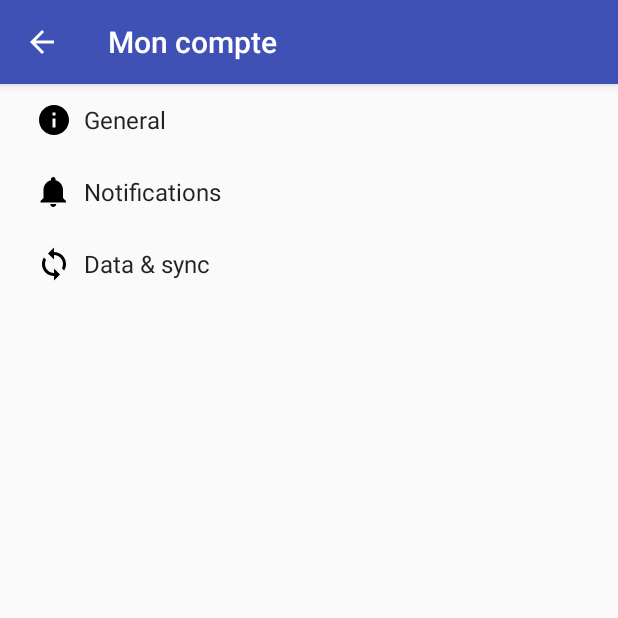
After one commit to alexisDubus/Nibral2, an Android app: the MonCompte screen opened directly, with no data from a screen before it, on a phone screen of 412 x 824 dp, the top half of it. The commit adds this screen. Run offline under Robolectric (Android 15) with nearby library versions, the phone set to English and light mode, and no system bars.

Commit message:
rajout d'une activité

```diff
--- a/app/build.gradle
+++ b/app/build.gradle
@@ -10,6 +10,7 @@ android {
         versionCode 1
         versionName "1.0"
         testInstrumentationRunner "android.support.test.runner.AndroidJUnitRunner"
+        vectorDrawables.useSupportLibrary = true
     }
     buildTypes {
         release {
@@ -26,5 +27,8 @@ dependencies {
     })
     compile 'com.android.support:appcompat-v7:25.0.1'
     compile 'com.android.support:design:25.0.1'
+    compile 'com.android.support:support-v4:25.0.1'
+    compile 'com.android.support:support-vector-drawable:25.0.1'
+    compile 'com.android.support.constraint:constraint-layout:+'
     testCompile 'junit:junit:4.12'
 }
--- a/app/src/main/AndroidManifest.xml
+++ b/app/src/main/AndroidManifest.xml
@@ -29,7 +29,11 @@
         <activity
             android:name=".restaurant"
             android:label="@string/title_activity_restaurant"
-            android:theme="@style/AppTheme.NoActionBar"></activity>
+            android:theme="@style/AppTheme.NoActionBar" />
+        <activity
+            android:name=".MonCompte"
+            android:label="@string/title_activity_mon_compte" />
+        <activity android:name=".monCompte2"></activity>
     </application>
 
 </manifest>
--- /dev/null
+++ b/app/src/main/java/com/alexis_dubus/nibral2/AppCompatPreferenceActivity.java
@@ -0,0 +1,109 @@
+package com.alexis_dubus.nibral2;
+
+import android.content.res.Configuration;
+import android.os.Bundle;
+import android.preference.PreferenceActivity;
+import android.support.annotation.LayoutRes;
+import android.support.annotation.Nullable;
+import android.support.v7.app.ActionBar;
+import android.support.v7.app.AppCompatDelegate;
+import android.support.v7.widget.Toolbar;
+import android.view.MenuInflater;
+import android.view.View;
+import android.view.ViewGroup;
+
+/**
+ * A {@link android.preference.PreferenceActivity} which implements and proxies the necessary calls
+ * to be used with AppCompat.
+ */
+public abstract class AppCompatPreferenceActivity extends PreferenceActivity {
+
+    private AppCompatDelegate mDelegate;
+
+    @Override
+    protected void onCreate(Bundle savedInstanceState) {
+        getDelegate().installViewFactory();
+        getDelegate().onCreate(savedInstanceState);
+        super.onCreate(savedInstanceState);
+    }
+
+    @Override
+    protected void onPostCreate(Bundle savedInstanceState) {
+        super.onPostCreate(savedInstanceState);
+        getDelegate().onPostCreate(savedInstanceState);
+    }
+
+    public ActionBar getSupportActionBar() {
+        return getDelegate().getSupportActionBar();
+    }
+
+    public void setSupportActionBar(@Nullable Toolbar toolbar) {
+        getDelegate().setSupportActionBar(toolbar);
+    }
+
+    @Override
+    public MenuInflater getMenuInflater() {
+        return getDelegate().getMenuInflater();
+    }
+
+    @Override
+    public void setContentView(@LayoutRes int layoutResID) {
+        getDelegate().setContentView(layoutResID);
+    }
+
+    @Override
+    public void setContentView(View view) {
+        getDelegate().setContentView(view);
+    }
+
+    @Override
+    public void setContentView(View view, ViewGroup.LayoutParams params) {
+        getDelegate().setContentView(view, params);
+    }
+
+    @Override
+    public void addContentView(View view, ViewGroup.LayoutParams params) {
+        getDelegate().addContentView(view, params);
+    }
+
+    @Override
+    protected void onPostResume() {
+        super.onPostResume();
+        getDelegate().onPostResume();
+    }
+
+    @Override
+    protected void onTitleChanged(CharSequence title, int color) {
+        super.onTitleChanged(title, color);
+        getDelegate().setTitle(title);
+    }
+
+    @Override
+    public void onConfigurationChanged(Configuration newConfig) {
+        super.onConfigurationChanged(newConfig);
+        getDelegate().onConfigurationChanged(newConfig);
+    }
+
+    @Override
+    protected void onStop() {
+        super.onStop();
+        getDelegate().onStop();
+    }
+
+    @Override
+    protected void onDestroy() {
+        super.onDestroy();
+        getDelegate().onDestroy();
+    }
+
+    public void invalidateOptionsMenu() {
+        getDelegate().invalidateOptionsMenu();
+    }
+
+    private AppCompatDelegate getDelegate() {
+        if (mDelegate == null) {
+            mDelegate = AppCompatDelegate.create(this, null);
+        }
+        return mDelegate;
+    }
+}
--- a/app/src/main/java/com/alexis_dubus/nibral2/MainActivity.java
+++ b/app/src/main/java/com/alexis_dubus/nibral2/MainActivity.java
@@ -3,7 +3,6 @@ package com.alexis_dubus.nibral2;
 import android.content.Intent;
 import android.os.Bundle;
 import android.support.design.widget.FloatingActionButton;
-import android.support.design.widget.Snackbar;
 import android.support.v7.app.AppCompatActivity;
 import android.support.v7.widget.Toolbar;
 import android.view.Menu;
@@ -27,8 +26,8 @@ public class MainActivity extends AppCompatActivity {
         fab.setOnClickListener(new View.OnClickListener() {
             @Override
             public void onClick(View view) {
-                Snackbar.make(view, "Replace with your own action", Snackbar.LENGTH_LONG)
-                        .setAction("Action", null).show();
+                //Snackbar.make(view, "Replace with your own action", Snackbar.LENGTH_LONG)
+                 //       .setAction("Action", null).show();
             }
         });
 
--- /dev/null
+++ b/app/src/main/res/drawable/ic_info_black_24dp.xml
@@ -0,0 +1,9 @@
+<vector xmlns:android="http://schemas.android.com/apk/res/android"
+    android:width="24dp"
+    android:height="24dp"
+    android:viewportHeight="24.0"
+    android:viewportWidth="24.0">
+    <path
+        android:fillColor="#FF000000"
+        android:pathData="M12,2C6.48,2 2,6.48 2,12s4.48,10 10,10 10,-4.48 10,-10S17.52,2 12,2zm1,15h-2v-6h2v6zm0,-8h-2V7h2v2z" />
+</vector>
--- /dev/null
+++ b/app/src/main/res/drawable/ic_notifications_black_24dp.xml
@@ -0,0 +1,9 @@
+<vector xmlns:android="http://schemas.android.com/apk/res/android"
+    android:width="24dp"
+    android:height="24dp"
+    android:viewportHeight="24.0"
+    android:viewportWidth="24.0">
+    <path
+        android:fillColor="#FF000000"
+        android:pathData="M11.5,22c1.1,0 2,-0.9 2,-2h-4c0,1.1 0.9,2 2,2zm6.5,-6v-5.5c0,-3.07 -2.13,-5.64 -5,-6.32V3.5c0,-0.83 -0.67,-1.5 -1.5,-1.5S10,2.67 10,3.5v0.68c-2.87,0.68 -5,3.25 -5,6.32V16l-2,2v1h17v-1l-2,-2z" />
+</vector>
--- /dev/null
+++ b/app/src/main/res/drawable/ic_sync_black_24dp.xml
@@ -0,0 +1,9 @@
+<vector xmlns:android="http://schemas.android.com/apk/res/android"
+    android:width="24dp"
+    android:height="24dp"
+    android:viewportHeight="24.0"
+    android:viewportWidth="24.0">
+    <path
+        android:fillColor="#FF000000"
+        android:pathData="M12 4V1L8 5l4 4V6c3.31 0 6 2.69 6 6 0 1.01,-.25 1.97,-.7 2.8l1.46 1.46C19.54 15.03 20 13.57 20 12c0,-4.42,-3.58,-8,-8,-8zm0 14c-3.31 0,-6,-2.69,-6,-6 0,-1.01.25,-1.97.7,-2.8L5.24 7.74C4.46 8.97 4 10.43 4 12c0 4.42 3.58 8 8 8v3l4,-4,-4,-4v3z" />
+</vector>
--- a/app/src/main/res/layout/activity_login.xml
+++ b/app/src/main/res/layout/activity_login.xml
@@ -9,6 +9,7 @@
     android:paddingRight="@dimen/activity_horizontal_margin"
     android:paddingTop="@dimen/activity_vertical_margin"
     tools:context="com.alexis_dubus.nibral2.LoginActivity">
+
 
     <!-- Login progress -->
     <ProgressBar
--- a/app/src/main/res/values/strings.xml
+++ b/app/src/main/res/values/strings.xml
@@ -16,4 +16,77 @@
         completions."
     </string>
     <string name="title_activity_restaurant">restaurant</string>
+    <string name="title_activity_mon_compte">Mon compte</string>
+
+    <!-- Strings related to Settings -->
+
+    <!-- Example General settings -->
+    <string name="pref_header_general">General</string>
+
+    <string name="pref_title_social_recommendations">Enable social recommendations</string>
+    <string name="pref_description_social_recommendations">Recommendations for people to contact
+        based on your message history
+    </string>
+
+    <string name="pref_title_display_name">Display name</string>
+    <string name="pref_default_display_name">John Smith</string>
+
+    <string name="pref_title_add_friends_to_messages">Add friends to messages</string>
+    <string-array name="pref_example_list_titles">
+        <item>Always</item>
+        <item>When possible</item>
+        <item>Never</item>
+    </string-array>
+    <string-array name="pref_example_list_values">
+        <item>1</item>
+        <item>0</item>
+        <item>-1</item>
+    </string-array>
+
+    <!-- Example settings for Data & Sync -->
+    <string name="pref_header_data_sync">Data &amp; sync</string>
+
+    <string name="pref_title_sync_frequency">Sync frequency</string>
+    <string-array name="pref_sync_frequency_titles">
+        <item>15 minutes</item>
+        <item>30 minutes</item>
+        <item>1 hour</item>
+        <item>3 hours</item>
+        <item>6 hours</item>
+        <item>Never</item>
+    </string-array>
+    <string-array name="pref_sync_frequency_values">
+        <item>15</item>
+        <item>30</item>
+        <item>60</item>
+        <item>180</item>
+        <item>360</item>
+        <item>-1</item>
+    </string-array>
+
+    <string-array name="list_preference_entries">
+        <item>Entry 1</item>
+        <item>Entry 2</item>
+        <item>Entry 3</item>
+    </string-array>
+
+    <string-array name="list_preference_entry_values">
+        <item>1</item>
+        <item>2</item>
+        <item>3</item>
+    </string-array>
+
+    <string-array name="multi_select_list_preference_default_value" />
+
+    <string name="pref_title_system_sync_settings">System sync settings</string>
+
+    <!-- Example settings for Notifications -->
+    <string name="pref_header_notifications">Notifications</string>
+
+    <string name="pref_title_new_message_notifications">New message notifications</string>
+
+    <string name="pref_title_ringtone">Ringtone</string>
+    <string name="pref_ringtone_silent">Silent</string>
+
+    <string name="pref_title_vibrate">Vibrate</string>
 </resources>
--- /dev/null
+++ b/app/src/main/res/xml/pref_data_sync.xml
@@ -0,0 +1,21 @@
+<PreferenceScreen xmlns:android="http://schemas.android.com/apk/res/android">
+
+    <!-- NOTE: Hide buttons to simplify the UI. Users can touch outside the dialog to
+         dismiss it. -->
+    <!-- NOTE: ListPreference's summary should be set to its value by the activity code. -->
+    <ListPreference
+        android:defaultValue="180"
+        android:entries="@array/pref_sync_frequency_titles"
+        android:entryValues="@array/pref_sync_frequency_values"
+        android:key="sync_frequency"
+        android:negativeButtonText="@null"
+        android:positiveButtonText="@null"
+        android:title="@string/pref_title_sync_frequency" />
+
+    <!-- This preference simply launches an intent when selected. Use this UI sparingly, per
+         design guidelines. -->
+    <Preference android:title="@string/pref_title_system_sync_settings">
+        <intent android:action="android.settings.SYNC_SETTINGS" />
+    </Preference>
+
+</PreferenceScreen>
--- /dev/null
+++ b/app/src/main/res/xml/pref_general.xml
@@ -0,0 +1,33 @@
+<PreferenceScreen xmlns:android="http://schemas.android.com/apk/res/android">
+
+    <SwitchPreference
+        android:defaultValue="true"
+        android:key="example_switch"
+        android:summary="@string/pref_description_social_recommendations"
+        android:title="@string/pref_title_social_recommendations" />
+
+    <!-- NOTE: EditTextPreference accepts EditText attributes. -->
+    <!-- NOTE: EditTextPreference's summary should be set to its value by the activity code. -->
+    <EditTextPreference
+        android:capitalize="words"
+        android:defaultValue="@string/pref_default_display_name"
+        android:inputType="textCapWords"
+        android:key="example_text"
+        android:maxLines="1"
+        android:selectAllOnFocus="true"
+        android:singleLine="true"
+        android:title="@string/pref_title_display_name" />
+
+    <!-- NOTE: Hide buttons to simplify the UI. Users can touch outside the dialog to
+         dismiss it. -->
+    <!-- NOTE: ListPreference's summary should be set to its value by the activity code. -->
+    <ListPreference
+        android:defaultValue="-1"
+        android:entries="@array/pref_example_list_titles"
+        android:entryValues="@array/pref_example_list_values"
+        android:key="example_list"
+        android:negativeButtonText="@null"
+        android:positiveButtonText="@null"
+        android:title="@string/pref_title_add_friends_to_messages" />
+
+</PreferenceScreen>
--- /dev/null
+++ b/app/src/main/res/xml/pref_headers.xml
@@ -0,0 +1,20 @@
+<preference-headers xmlns:android="http://schemas.android.com/apk/res/android">
+
+    <!-- These settings headers are only used on tablets. -->
+
+    <header
+        android:fragment="com.alexis_dubus.nibral2.MonCompte$GeneralPreferenceFragment"
+        android:icon="@drawable/ic_info_black_24dp"
+        android:title="@string/pref_header_general" />
+
+    <header
+        android:fragment="com.alexis_dubus.nibral2.MonCompte$NotificationPreferenceFragment"
+        android:icon="@drawable/ic_notifications_black_24dp"
+        android:title="@string/pref_header_notifications" />
+
+    <header
+        android:fragment="com.alexis_dubus.nibral2.MonCompte$DataSyncPreferenceFragment"
+        android:icon="@drawable/ic_sync_black_24dp"
+        android:title="@string/pref_header_data_sync" />
+
+</preference-headers>
--- /dev/null
+++ b/app/src/main/res/xml/pref_notification.xml
@@ -0,0 +1,27 @@
+<PreferenceScreen xmlns:android="http://schemas.android.com/apk/res/android">
+
+    <!-- A 'parent' preference, which enables/disables child preferences (below)
+         when checked/unchecked. -->
+    <SwitchPreference
+        android:defaultValue="true"
+        android:key="notifications_new_message"
+        android:title="@string/pref_title_new_message_notifications" />
+
+    <!-- Allows the user to choose a ringtone in the 'notification' category. -->
+    <!-- NOTE: This preference will be enabled only when the checkbox above is checked. -->
+    <!-- NOTE: RingtonePreference's summary should be set to its value by the activity code. -->
+    <RingtonePreference
+        android:defaultValue="content://settings/system/notification_sound"
+        android:dependency="notifications_new_message"
+        android:key="notifications_new_message_ringtone"
+        android:ringtoneType="notification"
+        android:title="@string/pref_title_ringtone" />
+
+    <!-- NOTE: This preference will be enabled only when the checkbox above is checked. -->
+    <SwitchPreference
+        android:defaultValue="true"
+        android:dependency="notifications_new_message"
+        android:key="notifications_new_message_vibrate"
+        android:title="@string/pref_title_vibrate" />
+
+</PreferenceScreen>
```
Also changed, not shown: app/src/main/java/com/alexis_dubus/nibral2/LoginActivity.java (+4 -4 lines), app/src/main/java/com/alexis_dubus/nibral2/MonCompte.java (added, +254 -0 lines), app/src/main/java/com/alexis_dubus/nibral2/monCompte2.java (added, +13 -0 lines), app/src/main/res/layout/activity_main.xml (+6 -1 lines), app/src/main/res/layout/activity_mon_compte2.xml (added, +9 -0 lines), app/src/main/res/layout/content_main.xml (+4 -3 lines), app/src/main/res/drawable/french.png (added).
